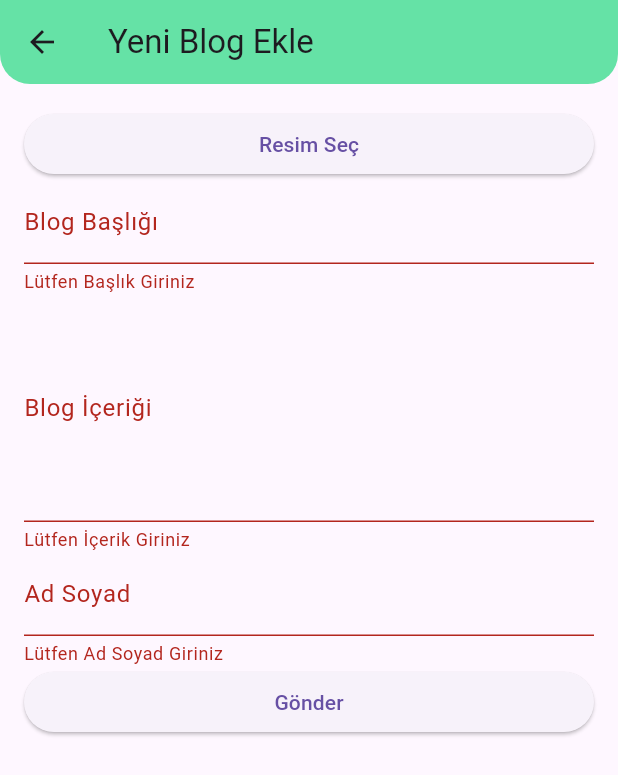
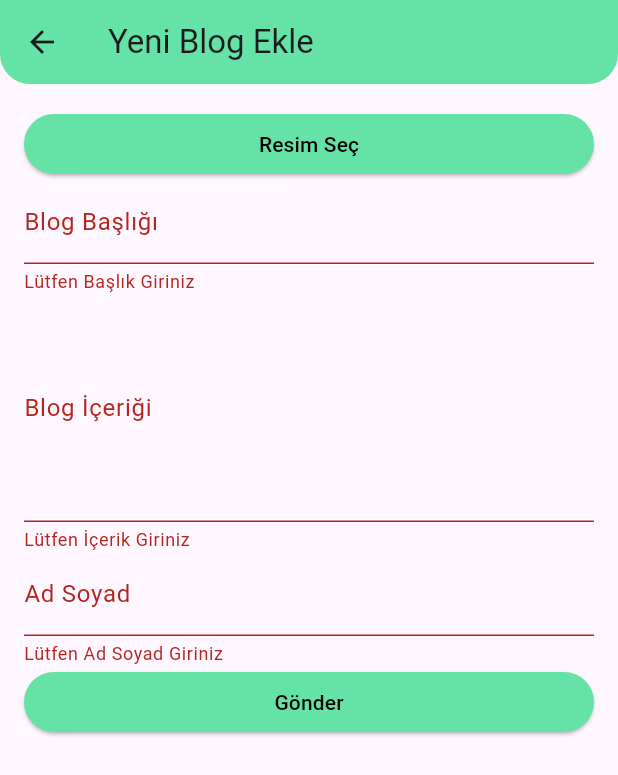
Before and after one commit to gulayselvi/miniblog, a Flutter app: the AddBlog screen opened directly, after a tap on "Gönder", on a phone screen of 412 x 824 dp. Shown: the top 775 px of the screen. Run offline on Flutter 3.47's test engine with Material 3 defaults, Android fonts, the phone set to English and light mode, and no system bars; our stand-ins replace image_picker; network calls fail.

```diff
--- a/lib/screens/add_blog.dart
+++ b/lib/screens/add_blog.dart
@@ -73,6 +73,10 @@ class _AddBlogState extends State<AddBlog> {
                     onPressed: () {
                       openImagePicker();
                     },
+                    style: ElevatedButton.styleFrom(
+                      backgroundColor:  const Color.fromARGB(255, 101, 226, 166),
+                      foregroundColor: Colors.black
+                    ),
                     child: const Text("Resim Seç")),
                 TextFormField(
                   decoration:
@@ -117,7 +121,12 @@ class _AddBlogState extends State<AddBlog> {
                   _formKey.currentState!.save();
                   submitForm();
                  }
-                }, child: const Text("Gönder"))
+                },
+                style: ElevatedButton.styleFrom(
+                      backgroundColor:  const Color.fromARGB(255, 101, 226, 166),
+                      foregroundColor: Colors.black
+                    ),
+                child: const Text("Gönder"))
               ],
             )),
       ),
```
Also changed, not shown: lib/screens/blog_detail.dart (+8 -3 lines).
